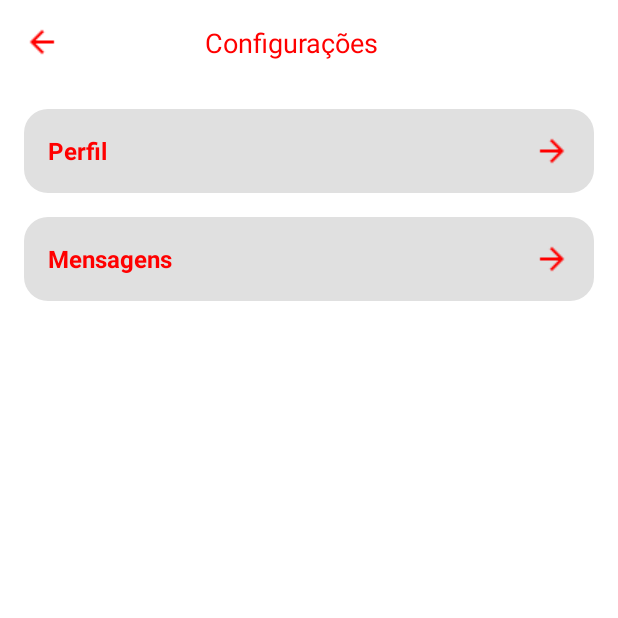
After one commit to RuiAlves2001/MainTrack, an Android app: the SettingsActivity screen opened directly, with no data from a screen before it, on a phone screen of 412 x 824 dp, the top half of it. The commit adds this screen. Run offline under Robolectric (Android 15) with nearby library versions, the phone set to English and light mode, and no system bars.

Commit message:
new page settings

```diff
--- a/app/src/main/AndroidManifest.xml
+++ b/app/src/main/AndroidManifest.xml
@@ -2,9 +2,9 @@
 <manifest xmlns:android="http://schemas.android.com/apk/res/android"
     xmlns:tools="http://schemas.android.com/tools"
     package="com.ipvc.maintrack">
-
     <!-- Permissões para acesso à galeria -->
-    <uses-permission android:name="android.permission.READ_EXTERNAL_STORAGE"
+    <uses-permission
+        android:name="android.permission.READ_EXTERNAL_STORAGE"
         android:maxSdkVersion="32" />
     <uses-permission android:name="android.permission.READ_MEDIA_IMAGES" />
 
@@ -18,6 +18,9 @@
         android:supportsRtl="true"
         android:theme="@style/Theme.MainTrack"
         tools:targetApi="31">
+        <activity
+            android:name=".SettingsActivity"
+            android:exported="false" />
         <activity
             android:name=".UtilizadorHomeActivity"
             android:exported="false" />
--- /dev/null
+++ b/app/src/main/java/com/ipvc/maintrack/SettingsActivity.kt
@@ -0,0 +1,20 @@
+package com.ipvc.maintrack
+
+import android.os.Bundle
+import androidx.activity.enableEdgeToEdge
+import androidx.appcompat.app.AppCompatActivity
+import androidx.core.view.ViewCompat
+import androidx.core.view.WindowInsetsCompat
+
+class SettingsActivity : AppCompatActivity() {
+    override fun onCreate(savedInstanceState: Bundle?) {
+        super.onCreate(savedInstanceState)
+        enableEdgeToEdge()
+        setContentView(R.layout.activity_settings)
+        ViewCompat.setOnApplyWindowInsetsListener(findViewById(R.id.main)) { v, insets ->
+            val systemBars = insets.getInsets(WindowInsetsCompat.Type.systemBars())
+            v.setPadding(systemBars.left, systemBars.top, systemBars.right, systemBars.bottom)
+            insets
+        }
+    }
+}
--- /dev/null
+++ b/app/src/main/res/drawable/rounded_button_gray.xml
@@ -0,0 +1,5 @@
+<shape xmlns:android="http://schemas.android.com/apk/res/android"
+    android:shape="rectangle">
+    <solid android:color="#E0E0E0" />
+    <corners android:radius="16dp" />
+</shape>
--- /dev/null
+++ b/app/src/main/res/layout/activity_settings.xml
@@ -0,0 +1,97 @@
+<?xml version="1.0" encoding="utf-8"?>
+<ScrollView xmlns:android="http://schemas.android.com/apk/res/android"
+    xmlns:app="http://schemas.android.com/apk/res-auto"
+    android:layout_width="match_parent"
+    android:layout_height="match_parent"
+    android:padding="16dp"
+    android:background="@android:color/white">
+
+    <LinearLayout
+        android:id="@+id/main"
+        android:layout_width="match_parent"
+        android:layout_height="wrap_content"
+        android:orientation="vertical"
+        android:gravity="center_horizontal">
+
+        <!-- Top Bar -->
+        <LinearLayout
+            android:layout_width="match_parent"
+            android:layout_height="wrap_content"
+            android:orientation="horizontal"
+            android:gravity="center_vertical">
+
+            <ImageButton
+                android:id="@+id/back_button"
+                android:layout_width="wrap_content"
+                android:layout_height="wrap_content"
+                android:src="@drawable/ic_back_arrow"
+                android:background="?attr/selectableItemBackgroundBorderless"
+                app:tint="@color/red" />
+
+            <TextView
+                android:layout_width="0dp"
+                android:layout_height="wrap_content"
+                android:layout_weight="1"
+                android:text="@string/Configuracoes"
+                android:textSize="18sp"
+                android:textColor="@color/red"
+                android:gravity="center"
+                android:paddingEnd="48dp" />
+        </LinearLayout>
+
+        <!-- Botão Perfil -->
+        <LinearLayout
+            android:id="@+id/button_perfil"
+            android:layout_width="match_parent"
+            android:layout_height="wrap_content"
+            android:layout_marginTop="32dp"
+            android:orientation="horizontal"
+            android:background="@drawable/rounded_button_gray"
+            android:padding="16dp"
+            android:gravity="center_vertical">
+
+            <TextView
+                android:layout_width="0dp"
+                android:layout_height="wrap_content"
+                android:layout_weight="1"
+                android:text="@string/perfil"
+                android:textColor="@color/red"
+                android:textStyle="bold"
+                android:textSize="16sp" />
+
+            <ImageView
+                android:layout_width="wrap_content"
+                android:layout_height="wrap_content"
+                android:src="@drawable/ic_arrow_forward"
+                app:tint="@color/red" />
+        </LinearLayout>
+
+        <!-- Botão Mensagens -->
+        <LinearLayout
+            android:id="@+id/button_mensagens"
+            android:layout_width="match_parent"
+            android:layout_height="wrap_content"
+            android:layout_marginTop="16dp"
+            android:orientation="horizontal"
+            android:background="@drawable/rounded_button_gray"
+            android:padding="16dp"
+            android:gravity="center_vertical">
+
+            <TextView
+                android:layout_width="0dp"
+                android:layout_height="wrap_content"
+                android:layout_weight="1"
+                android:text="@string/mensagens"
+                android:textColor="@color/red"
+                android:textStyle="bold"
+                android:textSize="16sp" />
+
+            <ImageView
+                android:layout_width="wrap_content"
+                android:layout_height="wrap_content"
+                android:src="@drawable/ic_arrow_forward"
+                app:tint="@color/red" />
+        </LinearLayout>
+
+    </LinearLayout>
+</ScrollView>
--- a/app/src/main/res/values/strings.xml
+++ b/app/src/main/res/values/strings.xml
@@ -37,7 +37,8 @@
     <string name="urgencia_alta">Alta</string>
     <string name="localizacao_label">Localização</string>
     <string name="botao_submeter">Submeter</string>
-
-
+    <string name="Configuracoes">Configurações</string>
+    <string name="perfil">Perfil</string>
+    <string name="mensagens">Mensagens</string>
 
 </resources>
```
Also changed, not shown: app/src/main/res/drawable/ic_arrow_forward.png (added), 1 other file.
